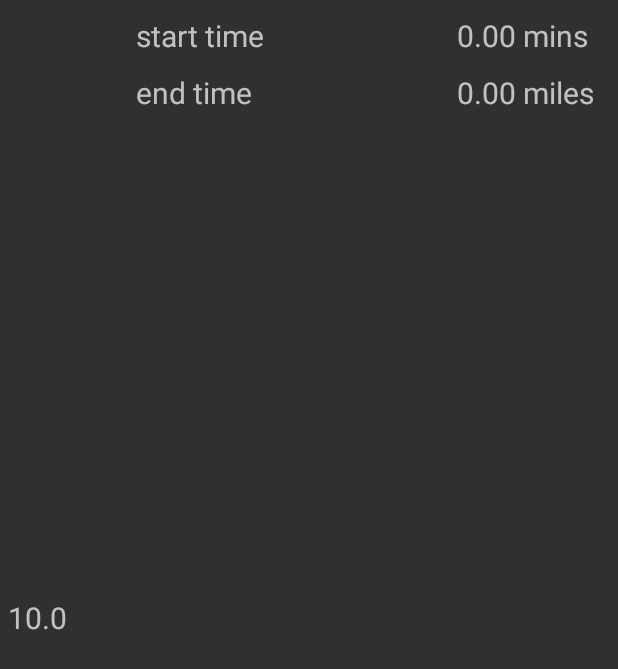
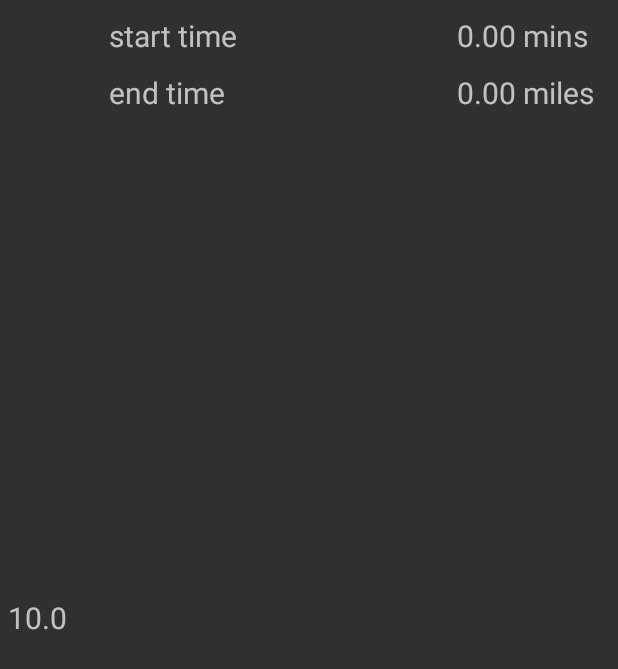
Before and after one commit to sdhar1/DriveSense-final, an Android app: the layout trip_item.xml on its own in the app's theme, with its tools: preview values and no code run, on a phone screen of 412 x 824 dp. Shown: the top 669 px of the screen. Run offline under Robolectric (Android 15) with nearby library versions, the phone set to English and light mode, and no system bars.

Commit message:
local merge

```diff
--- a/app/src/main/java/wisc/drivesense/activity/MapActivity.java
+++ b/app/src/main/java/wisc/drivesense/activity/MapActivity.java
@@ -54,6 +54,7 @@ public class MapActivity extends Activity implements OnMapReadyCallback, GoogleM
 
         Intent intent = getIntent();
         trip_ = (Trip) intent.getSerializableExtra("Current Trip");
+
         Toolbar ratingToolbar = (Toolbar) findViewById(R.id.tool_bar_rating);
 
         ratingToolbar.setTitle("Your Trip");
@@ -73,6 +74,7 @@ public class MapActivity extends Activity implements OnMapReadyCallback, GoogleM
             trip_.setGPSPoints(points_);
             //crash when there is no gps
             Log.d(TAG, String.valueOf(points_.size()));
+
         }
         //points_ = calculateRating(trip_);
         TextView ratingView = (TextView) findViewById(R.id.rating);
--- a/app/src/main/res/layout/trip_item.xml
+++ b/app/src/main/res/layout/trip_item.xml
@@ -11,7 +11,7 @@
         android:layout_height="wrap_content"
         android:textSize="20sp"
         android:layout_marginLeft="5dp"
-        android:layout_marginRight="5dp"
+        android:layout_marginRight="2dp"
         android:layout_centerVertical="true"
         />
 
@@ -24,7 +24,7 @@
         android:textSize="20sp"
         android:paddingTop="10dp"
         android:paddingBottom="5dp"
-        android:layout_marginLeft="20dp"
+        android:layout_marginLeft="5dp"
         android:layout_toRightOf="@id/score"
         />
 
```
Also changed, not shown: 1 other file.
